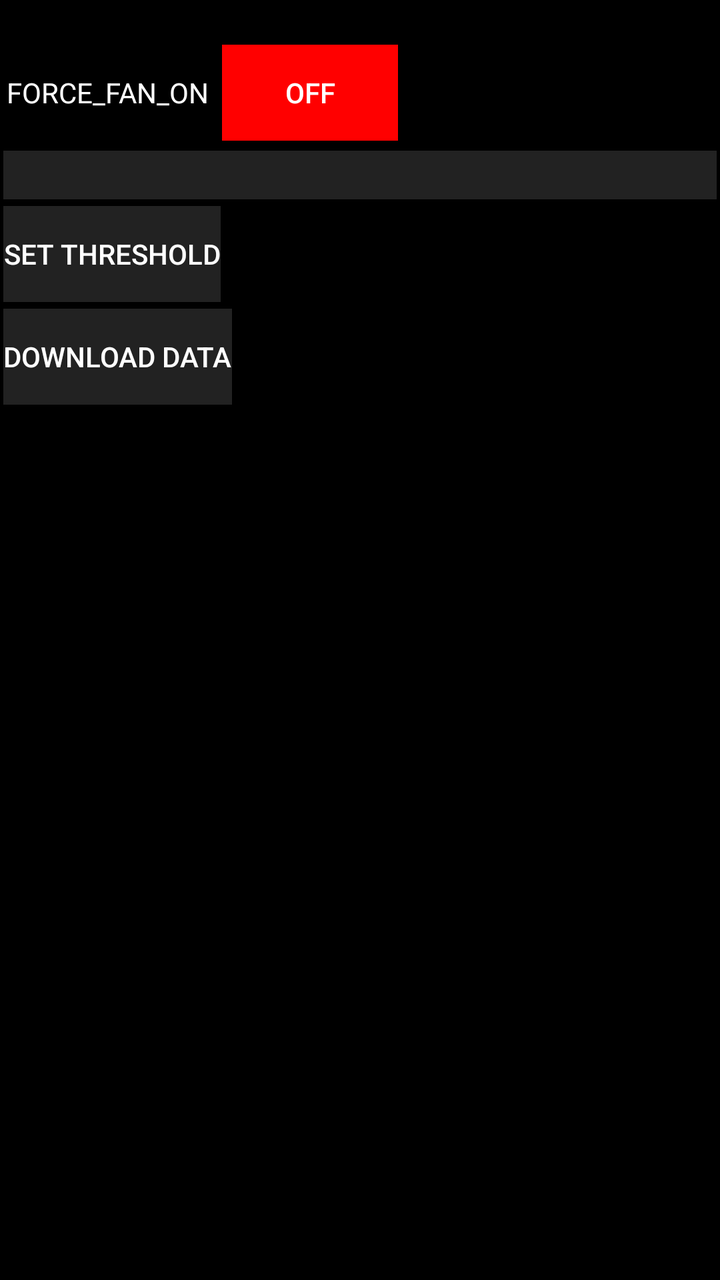
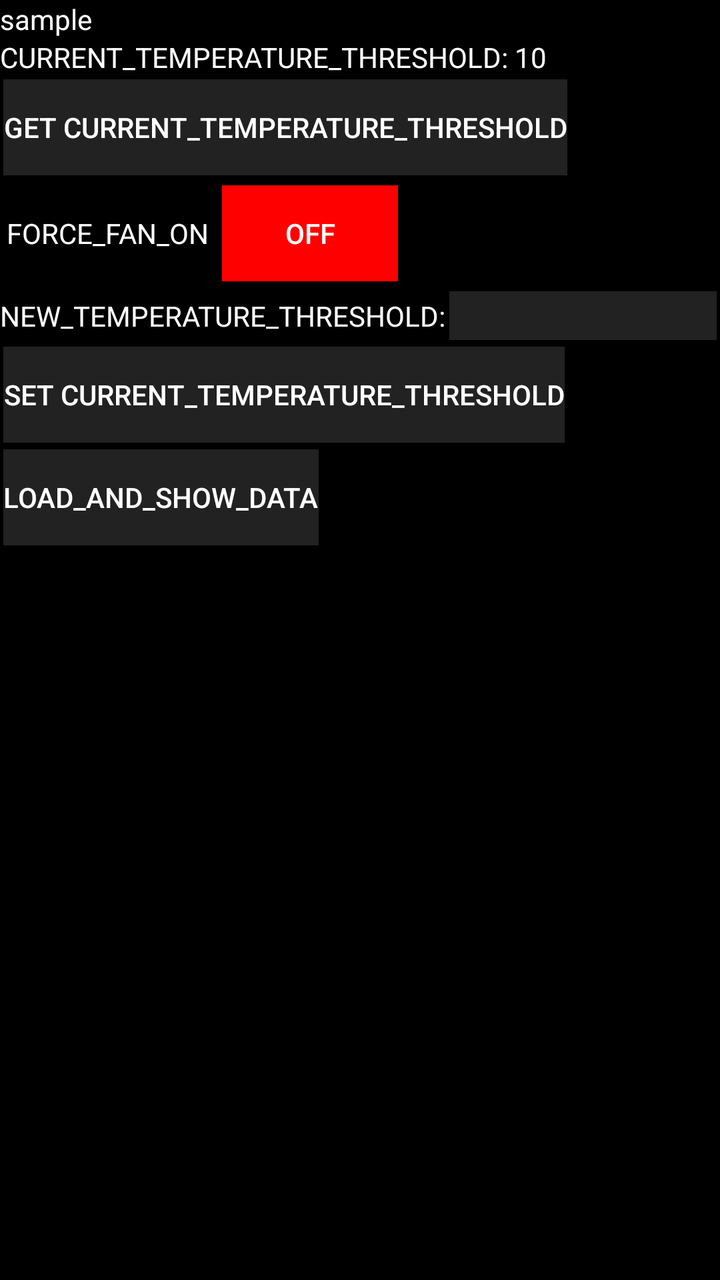

An Android layout rendered at two revisions. The XML below is the earlier revision; the diff shows what the commit changed to produce the second picture.
<!-- AndroidManifest.xml: fallback theme Theme.MaterialComponents.DayNight.NoActionBar -->
<!-- res/layout/dashboard_activity.xml -->
<?xml version="1.0" encoding="utf-8"?>

<LinearLayout xmlns:android="http://schemas.android.com/apk/res/android"
    android:layout_width="match_parent"
    android:layout_height="match_parent"
    android:background="#000"
    android:orientation="vertical">

    <TextView
        android:id="@+id/tv_device_info"
        android:layout_width="match_parent"
        android:layout_height="wrap_content"
        android:background="#000"
        android:text="sample" />

    <LinearLayout
        android:layout_width="match_parent"
        android:layout_height="wrap_content"
        android:orientation="horizontal">

        <TextView
            android:layout_width="wrap_content"
            android:layout_height="wrap_content"
            android:textColor="#fff"
            android:background="#000"
            android:layout_margin="10px"
            android:text="FORCE_FAN_ON" />

        <ToggleButton
            android:id="@+id/toggle_button_force_fan_on"
            android:textColor="#fff"
            android:background="#f00"
            android:layout_width="wrap_content"
            android:layout_margin="10px"
            android:layout_height="wrap_content" />
    </LinearLayout>

    <EditText
        android:id="@+id/edit_text_threshold_input"
        android:layout_margin="5px"
        android:textColor="#fff"
        android:background="#222"
        android:layout_width="match_parent"
        android:layout_height="wrap_content" />

    <Button
        android:id="@+id/button_set_threshold"
        android:layout_margin="5px"
        android:textColor="#fff"
        android:background="#222"
        android:layout_width="wrap_content"
        android:layout_height="wrap_content"
        android:text="set threshold" />

    <Button
        android:id="@+id/button_download_data"
        android:layout_margin="5px"
        android:textColor="#fff"
        android:background="#222"
        android:layout_width="wrap_content"
        android:layout_height="wrap_content"
        android:text="download data" />
</LinearLayout>
<!-- resources referenced by this layout -->
<resources>

</resources>

<!-- the commit's change to res/layout/dashboard_activity.xml (unified diff, before → after) -->
@@ -11,7 +11,25 @@
         android:layout_width="match_parent"
         android:layout_height="wrap_content"
         android:background="#000"
-        android:text="sample" />
+        android:text="sample"
+        android:textColor="#fff" />
+
+    <TextView
+        android:id="@+id/tv_current_temp_threshold"
+        android:layout_width="match_parent"
+        android:layout_height="wrap_content"
+        android:background="#000"
+        android:text="CURRENT_TEMPERATURE_THRESHOLD: 10"
+        android:textColor="#fff" />
+
+    <Button
+        android:id="@+id/button_get_threshold"
+        android:layout_width="wrap_content"
+        android:layout_height="wrap_content"
+        android:layout_margin="5px"
+        android:background="#222"
+        android:text="GET CURRENT_TEMPERATURE_THRESHOLD"
+        android:textColor="#fff" />
 
     <LinearLayout
         android:layout_width="match_parent"
@@ -21,43 +39,58 @@
         <TextView
             android:layout_width="wrap_content"
             android:layout_height="wrap_content"
-            android:textColor="#fff"
+            android:layout_margin="10px"
             android:background="#000"
-            android:layout_margin="10px"
-            android:text="FORCE_FAN_ON" />
+            android:text="FORCE_FAN_ON"
+            android:textColor="#fff" />
 
         <ToggleButton
             android:id="@+id/toggle_button_force_fan_on"
-            android:textColor="#fff"
+            android:layout_width="wrap_content"
+            android:layout_height="wrap_content"
+            android:layout_margin="10px"
             android:background="#f00"
-            android:layout_width="wrap_content"
-            android:layout_margin="10px"
-            android:layout_height="wrap_content" />
+            android:textColor="#fff" />
     </LinearLayout>
 
-    <EditText
-        android:id="@+id/edit_text_threshold_input"
-        android:layout_margin="5px"
-        android:textColor="#fff"
-        android:background="#222"
+    <LinearLayout
         android:layout_width="match_parent"
-        android:layout_height="wrap_content" />
+        android:layout_height="wrap_content"
+        android:orientation="horizontal">
+
+        <TextView
+            android:layout_width="wrap_content"
+            android:layout_height="wrap_content"
+            android:background="#000"
+
+            android:text="NEW_TEMPERATURE_THRESHOLD:"
+            android:textColor="#fff" />
+
+        <EditText
+            android:id="@+id/edit_text_threshold_input"
+            android:layout_width="match_parent"
+            android:layout_height="wrap_content"
+            android:layout_margin="5px"
+            android:background="#222"
+            android:textColor="#fff" />
+
+    </LinearLayout>
 
     <Button
         android:id="@+id/button_set_threshold"
-        android:layout_margin="5px"
-        android:textColor="#fff"
-        android:background="#222"
         android:layout_width="wrap_content"
         android:layout_height="wrap_content"
-        android:text="set threshold" />
+        android:layout_margin="5px"
+        android:background="#222"
+        android:text="SET CURRENT_TEMPERATURE_THRESHOLD"
+        android:textColor="#fff" />
 
     <Button
         android:id="@+id/button_download_data"
-        android:layout_margin="5px"
-        android:textColor="#fff"
-        android:background="#222"
         android:layout_width="wrap_content"
         android:layout_height="wrap_content"
-        android:text="download data" />
+        android:layout_margin="5px"
+        android:background="#222"
+        android:text="LOAD_AND_SHOW_DATA"
+        android:textColor="#fff" />
 </LinearLayout>
